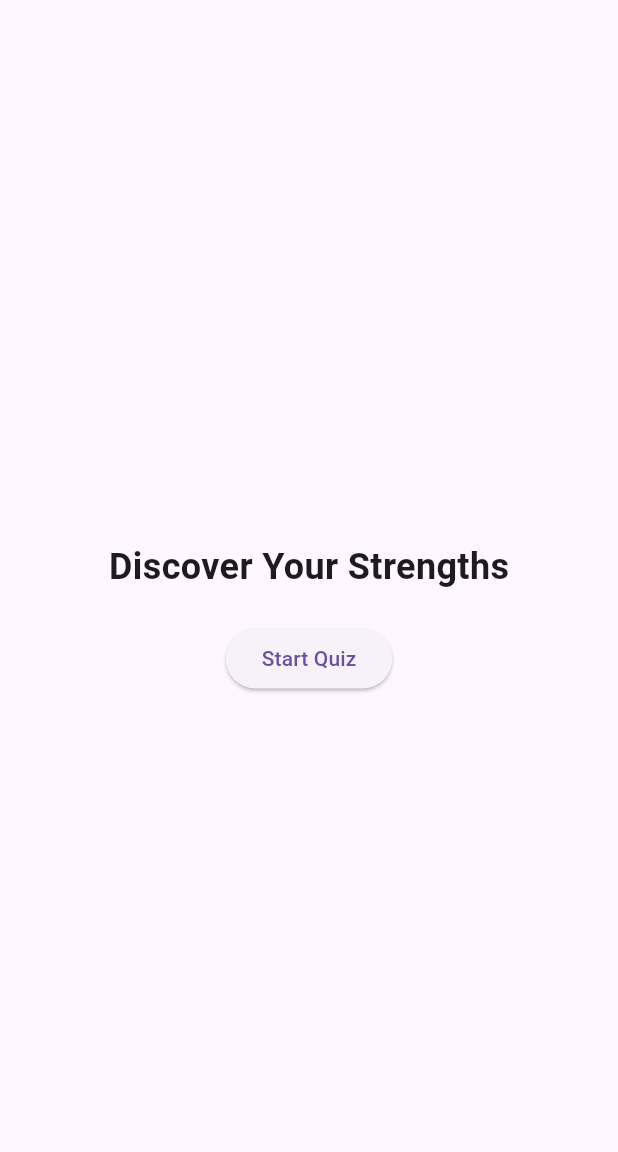
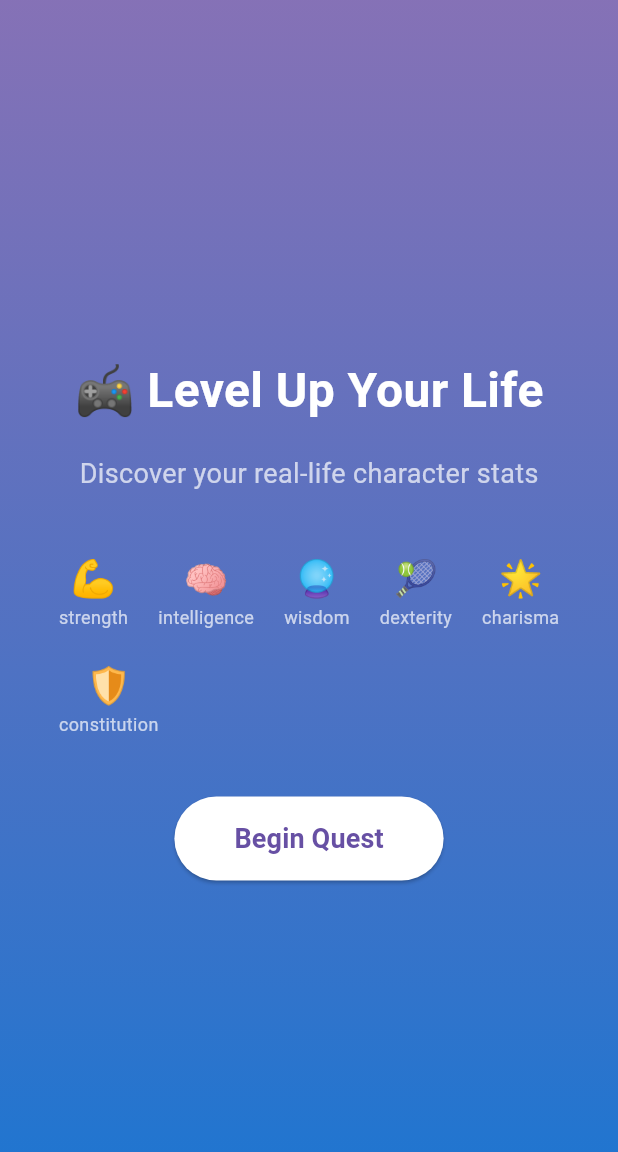
Before and after one commit to cdthedrummer/quizp, a Flutter app: the screen it shows after launch, on a phone screen of 412 x 824 dp. Shown: the top 1152 px of the screen. Run offline on Flutter 3.47's test engine with Material 3 defaults, Android fonts, the phone set to English and light mode, and no system bars.

Commit message:
Enhance welcome screen with engaging D&D theme

```diff
--- a/lib/screens/welcome_screen.dart
+++ b/lib/screens/welcome_screen.dart
@@ -1,5 +1,5 @@
 import 'package:flutter/material.dart';
-import 'quiz_screen.dart';
+import '../models/question.dart';
 
 class WelcomeScreen extends StatelessWidget {
   const WelcomeScreen({super.key});
@@ -7,25 +7,85 @@ class WelcomeScreen extends StatelessWidget {
   @override
   Widget build(BuildContext context) {
     return Scaffold(
-      body: Center(
+      body: Container(
+        decoration: BoxDecoration(
+          gradient: LinearGradient(
+            begin: Alignment.topCenter,
+            end: Alignment.bottomCenter,
+            colors: [
+              Theme.of(context).primaryColor.withOpacity(0.8),
+              Theme.of(context).primaryColorDark,
+            ],
+          ),
+        ),
+        child: SafeArea(
+          child: Center(
             child: Column(
               mainAxisAlignment: MainAxisAlignment.center,
               children: [
                 const Text(
-              'Discover Your Strengths',
-              style: TextStyle(fontSize: 24, fontWeight: FontWeight.bold),
+                  '🎮 Level Up Your Life',
+                  style: TextStyle(
+                    fontSize: 32,
+                    fontWeight: FontWeight.bold,
+                    color: Colors.white,
+                  ),
                 ),
                 const SizedBox(height: 20),
+                const Text(
+                  'Discover your real-life character stats',
+                  style: TextStyle(
+                    fontSize: 18,
+                    color: Colors.white70,
+                  ),
+                ),
+                const SizedBox(height: 40),
+                // Attribute preview
+                Wrap(
+                  spacing: 20,
+                  runSpacing: 20,
+                  children: attributeIcons.entries.map((entry) {
+                    return Column(
+                      children: [
+                        Text(
+                          entry.value,
+                          style: const TextStyle(fontSize: 24),
+                        ),
+                        Text(
+                          entry.key.toString().split('.').last,
+                          style: const TextStyle(
+                            color: Colors.white70,
+                            fontSize: 12,
+                          ),
+                        ),
+                      ],
+                    );
+                  }).toList(),
+                ),
+                const SizedBox(height: 40),
                 ElevatedButton(
                   onPressed: () {
-                Navigator.push(
-                  context,
-                  MaterialPageRoute(builder: (context) => const QuizScreen()),
-                );
+                    // Navigate to quiz
                   },
-              child: const Text('Start Quiz'),
+                  style: ElevatedButton.styleFrom(
+                    backgroundColor: Colors.white,
+                    padding: const EdgeInsets.symmetric(
+                      horizontal: 40,
+                      vertical: 15,
+                    ),
+                  ),
+                  child: Text(
+                    'Begin Quest',
+                    style: TextStyle(
+                      color: Theme.of(context).primaryColor,
+                      fontSize: 18,
+                      fontWeight: FontWeight.bold,
+                    ),
+                  ),
                 ),
               ],
+            ),
+          ),
         ),
       ),
     );
```
Lines whose indentation alone changed are shown as unchanged.
